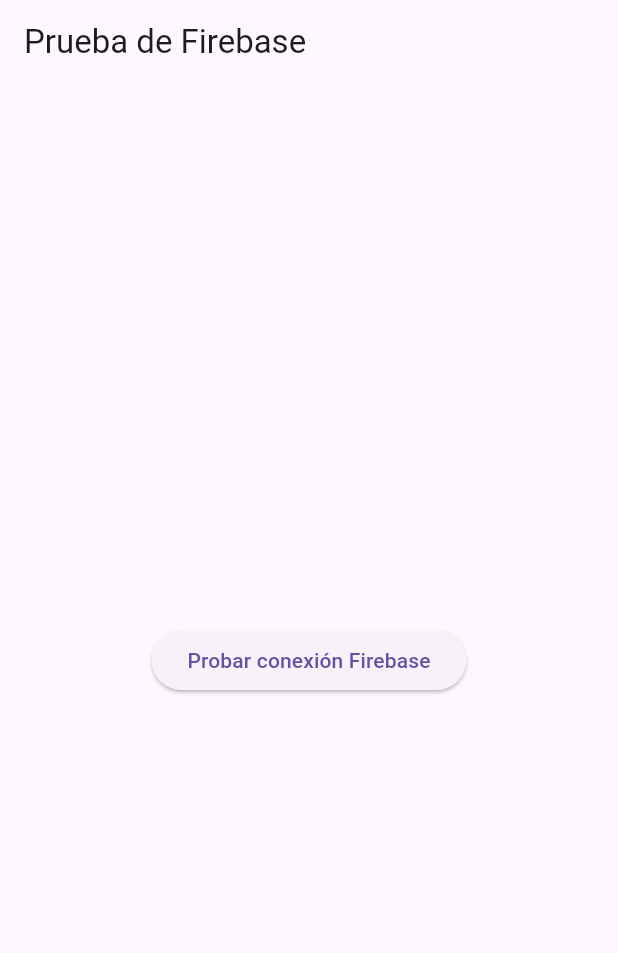
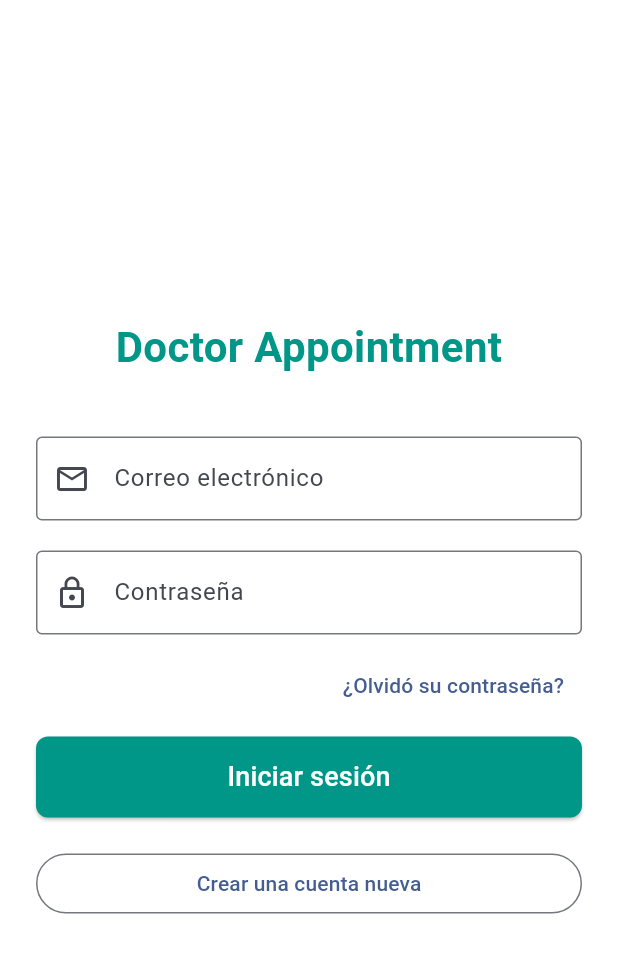
Before and after one commit to Hector-Pat/appointment_firebase, a Flutter app: the screen it shows after launch, on a phone screen of 412 x 824 dp. Shown: the top 953 px of the screen. Run offline on Flutter 3.47's test engine with Material 3 defaults, Android fonts, the phone set to English and light mode, and no system bars; our stand-ins replace cloud_firestore, firebase_auth, firebase_core; accounts and stored records are empty; generated files the repository leaves out were written again.

Commit message:
Login-crear usuario agregado -validado con firestore database

```diff
--- a/lib/main.dart
+++ b/lib/main.dart
@@ -1,6 +1,10 @@
 import 'package:flutter/material.dart';
 import 'package:firebase_core/firebase_core.dart';
-import 'firebase_options.dart';
+import 'package:firebase_auth/firebase_auth.dart';
+import 'package:appointment_firebase/firebase_options.dart';
+import 'package:appointment_firebase/routes/app_routes.dart';
+import 'package:appointment_firebase/presentation/pages/login_page.dart';
+import 'package:appointment_firebase/presentation/pages/home_page.dart';
 
 void main() async {
   WidgetsFlutterBinding.ensureInitialized();
@@ -16,41 +20,42 @@
   @override
   Widget build(BuildContext context) {
     return MaterialApp(
-      title: 'Firebase Test',
       debugShowCheckedModeBanner: false,
-      home: const FirebaseCheckPage(),
+      title: 'Doctor Appointment',
+      theme: ThemeData(
+        colorScheme: ColorScheme.fromSeed(seedColor: Colors.blueAccent),
+        useMaterial3: true,
+      ),
+      routes: appRoutes,
+      home: const AuthWrapper(), // Controla si va al login o al home
     );
   }
 }
 
-class FirebaseCheckPage extends StatelessWidget {
-  const FirebaseCheckPage({super.key});
-
-  Future<void> _checkFirebaseConnection(BuildContext context) async {
-    try {
-      await Firebase.initializeApp(
-        options: DefaultFirebaseOptions.currentPlatform,
-      );
-      ScaffoldMessenger.of(context).showSnackBar(
-        const SnackBar(content: Text(' Firebase inicializado correctamente')),
-      );
-    } catch (e) {
-      ScaffoldMessenger.of(context).showSnackBar(
-        SnackBar(content: Text('Error al inicializar Firebase: $e')),
-      );
-    }
-  }
+/// Widget que redirige según el estado de sesión
+class AuthWrapper extends StatelessWidget {
+  const AuthWrapper({super.key});
 
   @override
   Widget build(BuildContext context) {
-    return Scaffold(
-      appBar: AppBar(title: const Text('Prueba de Firebase')),
-      body: Center(
-        child: ElevatedButton(
-          onPressed: () => _checkFirebaseConnection(context),
-          child: const Text('Probar conexión Firebase'),
-        ),
-      ),
+    return StreamBuilder<User?>(
+      stream: FirebaseAuth.instance.authStateChanges(),
+      builder: (context, snapshot) {
+        // Si Firebase aún está verificando la sesión
+        if (snapshot.connectionState == ConnectionState.waiting) {
+          return const Scaffold(
+            body: Center(child: CircularProgressIndicator()),
+          );
+        }
+
+        // Si el usuario está autenticado
+        if (snapshot.hasData) {
+          return const HomePage();
+        }
+
+        // Si no hay sesión
+        return const LoginPage();
+      },
     );
   }
 }
--- /dev/null
+++ b/lib/presentation/pages/login_page.dart
@@ -0,0 +1,176 @@
+import 'package:flutter/material.dart';
+import 'package:firebase_auth/firebase_auth.dart';
+import 'package:appointment_firebase/presentation/pages/register_page.dart';
+import 'package:appointment_firebase/presentation/pages/password_reset_page.dart';
+import 'package:appointment_firebase/presentation/pages/home_page.dart';
+
+class LoginPage extends StatefulWidget {
+  const LoginPage({super.key});
+
+  @override
+  State<LoginPage> createState() => _LoginPageState();
+}
+
+class _LoginPageState extends State<LoginPage> {
+  final _formKey = GlobalKey<FormState>();
+  final TextEditingController _emailController = TextEditingController();
+  final TextEditingController _passwordController = TextEditingController();
+
+  bool _isLoading = false;
+
+  /// Método para iniciar sesión con Firebase Authentication
+  Future<void> _login() async {
+    if (!_formKey.currentState!.validate()) return;
+
+    setState(() => _isLoading = true);
+    try {
+      // Llamada a FirebaseAuth para autenticar con correo y contraseña
+      await FirebaseAuth.instance.signInWithEmailAndPassword(
+        email: _emailController.text.trim(),
+        password: _passwordController.text.trim(),
+      );
+
+      // Si el login fue exitoso, navegar a HomePage
+      if (mounted) {
+        Navigator.pushReplacement(
+          context,
+          MaterialPageRoute(builder: (_) => const HomePage()),
+        );
+      }
+    } on FirebaseAuthException catch (e) {
+      // Manejo de errores comunes
+      String message;
+      switch (e.code) {
+        case 'user-not-found':
+          message = 'No existe una cuenta con ese correo.';
+          break;
+        case 'wrong-password':
+          message = 'Contraseña incorrecta.';
+          break;
+        case 'invalid-email':
+          message = 'El formato del correo no es válido.';
+          break;
+        default:
+          message = 'Error al iniciar sesión. Inténtelo de nuevo.';
+      }
+      ScaffoldMessenger.of(context).showSnackBar(SnackBar(content: Text(message)));
+    } finally {
+      if (mounted) setState(() => _isLoading = false);
+    }
+  }
+
+  /// Validación del campo de correo
+  String? _validateEmail(String? value) {
+    if (value == null || value.isEmpty) return 'Ingrese su correo electrónico.';
+    if (!value.contains('@')) return 'Ingrese un correo válido.';
+    return null;
+  }
+
+  /// Validación del campo de contraseña
+  String? _validatePassword(String? value) {
+    if (value == null || value.isEmpty) return 'Ingrese su contraseña.';
+    if (value.length < 6) return 'La contraseña debe tener al menos 6 caracteres.';
+    return null;
+  }
+
+  @override
+  Widget build(BuildContext context) {
+    return Scaffold(
+      backgroundColor: Colors.white,
+      body: Center(
+        child: SingleChildScrollView(
+          padding: const EdgeInsets.symmetric(horizontal: 24, vertical: 32),
+          child: Form(
+            key: _formKey,
+            child: Column(
+              crossAxisAlignment: CrossAxisAlignment.stretch,
+              children: [
+                const Text(
+                  'Doctor Appointment',
+                  textAlign: TextAlign.center,
+                  style: TextStyle(
+                    fontSize: 28,
+                    fontWeight: FontWeight.bold,
+                    color: Colors.teal,
+                  ),
+                ),
+                const SizedBox(height: 40),
+
+                // --- Campo de correo ---
+                TextFormField(
+                  controller: _emailController,
+                  keyboardType: TextInputType.emailAddress,
+                  decoration: const InputDecoration(
+                    labelText: 'Correo electrónico',
+                    border: OutlineInputBorder(),
+                    prefixIcon: Icon(Icons.email_outlined),
+                  ),
+                  validator: _validateEmail,
+                ),
+                const SizedBox(height: 20),
+
+                // --- Campo de contraseña ---
+                TextFormField(
+                  controller: _passwordController,
+                  obscureText: true,
+                  decoration: const InputDecoration(
+                    labelText: 'Contraseña',
+                    border: OutlineInputBorder(),
+                    prefixIcon: Icon(Icons.lock_outline),
+                  ),
+                  validator: _validatePassword,
+                ),
+                const SizedBox(height: 10),
+
+                // --- Enlace de recuperación de contraseña ---
+                Align(
+                  alignment: Alignment.centerRight,
+                  child: TextButton(
+                    onPressed: () {
+                      Navigator.push(
+                        context,
+                        MaterialPageRoute(builder: (_) => const PasswordResetPage()),
+                      );
+                    },
+                    child: const Text('¿Olvidó su contraseña?'),
+                  ),
+                ),
+                const SizedBox(height: 10),
+
+                // --- Botón principal de login ---
+                ElevatedButton(
+                  onPressed: _isLoading ? null : _login,
+                  style: ElevatedButton.styleFrom(
+                    backgroundColor: Colors.teal,
+                    padding: const EdgeInsets.symmetric(vertical: 14),
+                    shape: RoundedRectangleBorder(
+                      borderRadius: BorderRadius.circular(8),
+                    ),
+                  ),
+                  child: _isLoading
+                      ? const CircularProgressIndicator(color: Colors.white)
+                      : const Text(
+                          'Iniciar sesión',
+                          style: TextStyle(fontSize: 18, color: Colors.white),
+                        ),
+                ),
+                const SizedBox(height: 20),
+
+                // --- Crear cuenta ---
+                OutlinedButton(
+                  onPressed: () {
+                    Navigator.push(
+                      context,
+                      MaterialPageRoute(builder: (_) => const RegisterPage()),
+                    );
+                  },
+                  child: const Text('Crear una cuenta nueva'),
+                ),
+              ],
+            ),
+          ),
+        ),
+      ),
+    );
+  }
+}
--- /dev/null
+++ b/lib/routes/app_routes.dart
@@ -0,0 +1,12 @@
+import 'package:flutter/material.dart';
+import 'package:appointment_firebase/presentation/pages/login_page.dart';
+import 'package:appointment_firebase/presentation/pages/register_page.dart';
+import 'package:appointment_firebase/presentation/pages/home_page.dart';
+import 'package:appointment_firebase/presentation/pages/password_reset_page.dart';
+
+final Map<String, WidgetBuilder> appRoutes = {
+  '/login': (context) => const LoginPage(),
+  '/register': (context) => const RegisterPage(),
+  '/home': (context) => const HomePage(),
+  '/reset-password': (context) => const PasswordResetPage(),
+};
```
Also changed, not shown: lib/presentation/controllers/login_controller.dart (added, +53 -0 lines), lib/presentation/controllers/register_controller.dart (added, +43 -0 lines), lib/presentation/pages/home_page.dart (added, +52 -0 lines), lib/presentation/pages/password_reset_page.dart (added, +68 -0 lines), lib/presentation/pages/register_page.dart (added, +82 -0 lines), lib/presentation/a.dart (added), lib/presentation/b.dart (added).
